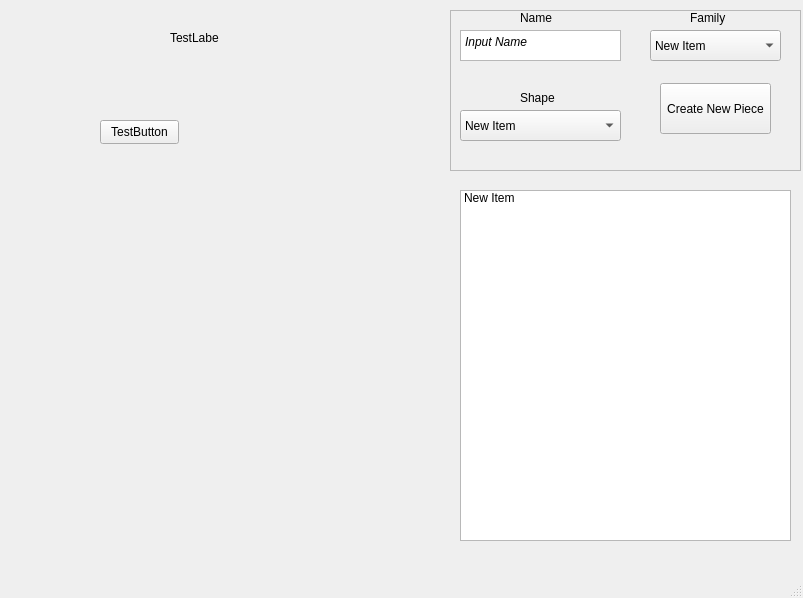
First picture: the form in frontend/scripts/classes/user_interface/main_window_class.ui, repository CobaltShadow13/SkrappyFinalProj3, before the edit.
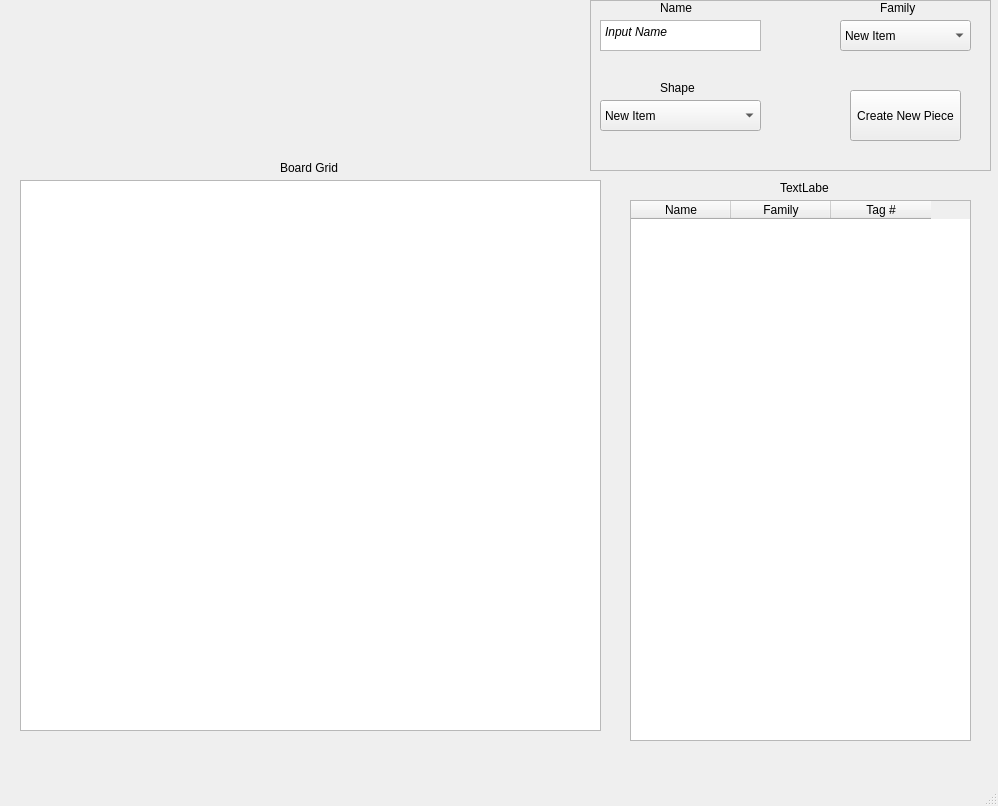
Second picture: the form after the edit.

Patch:
```diff
--- a/frontend/scripts/classes/user_interface/main_window_class.ui
+++ b/frontend/scripts/classes/user_interface/main_window_class.ui
@@ -6,47 +6,21 @@
    <rect>
     <x>0</x>
     <y>0</y>
-    <width>803</width>
-    <height>598</height>
+    <width>998</width>
+    <height>806</height>
    </rect>
   </property>
   <property name="windowTitle">
    <string>MainWindow</string>
   </property>
   <widget class="QWidget" name="centralwidget">
-   <widget class="QPushButton" name="pushButton">
-    <property name="geometry">
-     <rect>
-      <x>100</x>
-      <y>120</y>
-      <width>79</width>
-      <height>24</height>
-     </rect>
-    </property>
-    <property name="text">
-     <string>TestButton</string>
-    </property>
-   </widget>
-   <widget class="QLabel" name="label">
-    <property name="geometry">
-     <rect>
-      <x>170</x>
-      <y>30</y>
-      <width>49</width>
-      <height>16</height>
-     </rect>
-    </property>
-    <property name="text">
-     <string>TestLabel</string>
-    </property>
-   </widget>
    <widget class="QFrame" name="frame">
     <property name="geometry">
      <rect>
-      <x>450</x>
-      <y>10</y>
-      <width>351</width>
-      <height>161</height>
+      <x>590</x>
+      <y>0</y>
+      <width>401</width>
+      <height>171</height>
      </rect>
     </property>
     <property name="frameShape">
@@ -58,8 +32,8 @@
     <widget class="QPushButton" name="create_board_piece_button">
      <property name="geometry">
       <rect>
-       <x>210</x>
-       <y>73</y>
+       <x>260</x>
+       <y>90</y>
        <width>111</width>
        <height>51</height>
       </rect>
@@ -94,7 +68,7 @@
     <widget class="QComboBox" name="apriltag_family_input_box">
      <property name="geometry">
       <rect>
-       <x>200</x>
+       <x>250</x>
        <y>20</y>
        <width>131</width>
        <height>31</height>
@@ -122,7 +96,7 @@
     <widget class="QLabel" name="board_piece_name_label_2">
      <property name="geometry">
       <rect>
-       <x>240</x>
+       <x>290</x>
        <y>0</y>
        <width>41</width>
        <height>16</height>
@@ -161,20 +135,66 @@
      </item>
     </widget>
    </widget>
-   <widget class="QListWidget" name="listWidget">
+   <widget class="QTableWidget" name="board_piece_table_widget">
     <property name="geometry">
      <rect>
-      <x>460</x>
-      <y>190</y>
-      <width>331</width>
-      <height>351</height>
+      <x>630</x>
+      <y>200</y>
+      <width>341</width>
+      <height>541</height>
      </rect>
     </property>
-    <item>
+    <column>
      <property name="text">
-      <string>New Item</string>
+      <string>Name</string>
      </property>
-    </item>
+    </column>
+    <column>
+     <property name="text">
+      <string>Family</string>
+     </property>
+    </column>
+    <column>
+     <property name="text">
+      <string>Tag #</string>
+     </property>
+    </column>
+   </widget>
+   <widget class="QTableWidget" name="board_grid_table_widget">
+    <property name="geometry">
+     <rect>
+      <x>20</x>
+      <y>180</y>
+      <width>581</width>
+      <height>551</height>
+     </rect>
+    </property>
+   </widget>
+   <widget class="QLabel" name="board_grid_label">
+    <property name="geometry">
+     <rect>
+      <x>280</x>
+      <y>160</y>
+      <width>61</width>
+      <height>16</height>
+     </rect>
+    </property>
+    <property name="text">
+     <string>Board Grid</string>
+    </property>
+   </widget>
+   <widget class="QLabel" name="label">
+    <property name="geometry">
+     <rect>
+      <x>780</x>
+      <y>180</y>
+      <width>49</width>
+      <height>16</height>
+     </rect>
+    </property>
+    <property name="text">
+     <string>TextLabel</string>
+    </property>
    </widget>
   </widget>
   <widget class="QMenuBar" name="menubar">
```
Left out of the diff: 2 changed lines with no effect on the pictures.
